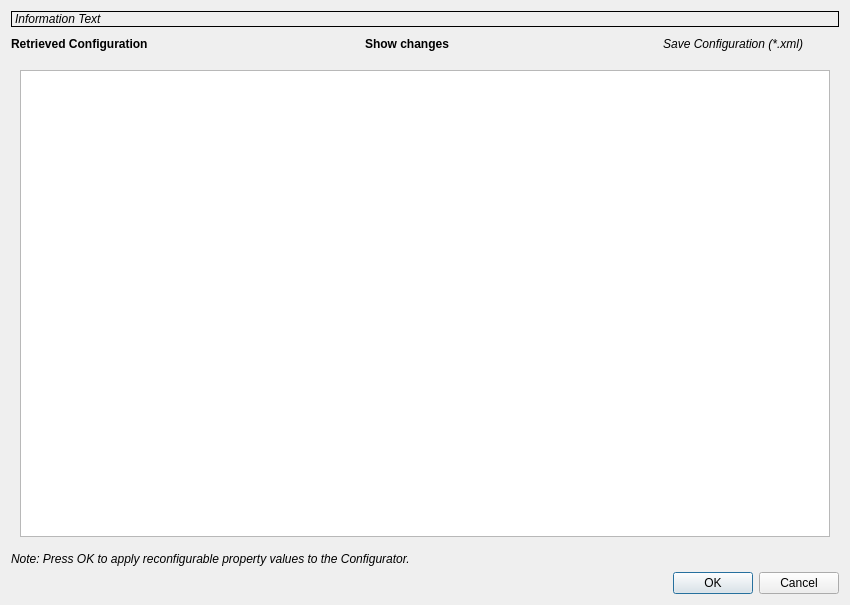
First picture: the form in src/pythonGui/karabogui/dialogs/ui/configuration_preview.ui, repository European-XFEL/Karabo, before the edit.
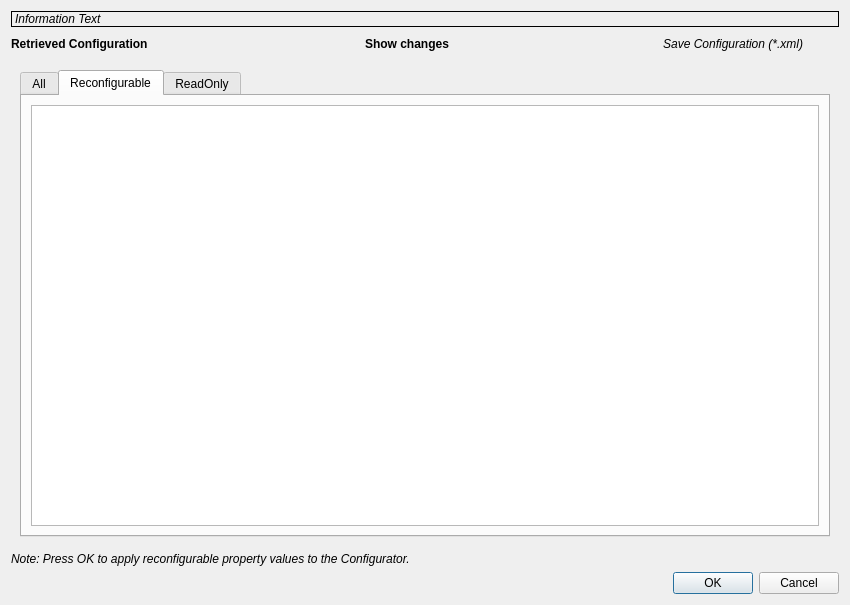
Second picture: the form after the edit. The open tabs and pages were chosen to show the change.

Commit message: feat(GUI): Show read-only and reconfigurable properties on seperate tabs.

```diff
--- a/src/pythonGui/karabogui/dialogs/ui/configuration_preview.ui
+++ b/src/pythonGui/karabogui/dialogs/ui/configuration_preview.ui
@@ -121,10 +121,20 @@
      <property name="currentIndex">
       <number>0</number>
      </property>
-     <widget class="QWidget" name="page">
-      <layout class="QHBoxLayout" name="horizontalLayout">
+     <widget class="QWidget" name="page_1">
+      <layout class="QVBoxLayout" name="verticalLayout_5">
        <item>
-        <widget class="QTextEdit" name="ui_text_info">
+        <widget class="QTabWidget" name="tabWidget">
+         <property name="currentIndex">
+          <number>0</number>
+         </property>
+         <widget class="QWidget" name="All">
+          <attribute name="title">
+           <string>All</string>
+          </attribute>
+          <layout class="QVBoxLayout" name="verticalLayout_12">
+           <item>
+            <widget class="QTextEdit" name="ui_text_info_all">
          <property name="sizePolicy">
           <sizepolicy hsizetype="MinimumExpanding" vsizetype="MinimumExpanding">
            <horstretch>0</horstretch>
@@ -140,6 +150,62 @@
          <property name="readOnly">
           <bool>true</bool>
          </property>
+            </widget>
+           </item>
+          </layout>
+         </widget>
+         <widget class="QWidget" name="Configurable">
+          <attribute name="title">
+           <string>Reconfigurable</string>
+          </attribute>
+          <layout class="QVBoxLayout" name="verticalLayout_6">
+           <item>
+            <widget class="QTextEdit" name="ui_text_info_configurable">
+             <property name="sizePolicy">
+              <sizepolicy hsizetype="MinimumExpanding" vsizetype="MinimumExpanding">
+               <horstretch>0</horstretch>
+               <verstretch>0</verstretch>
+              </sizepolicy>
+             </property>
+             <property name="minimumSize">
+              <size>
+               <width>200</width>
+               <height>0</height>
+              </size>
+             </property>
+             <property name="readOnly">
+              <bool>true</bool>
+             </property>
+            </widget>
+           </item>
+          </layout>
+         </widget>
+         <widget class="QWidget" name="ReadOnly">
+          <attribute name="title">
+           <string>ReadOnly</string>
+          </attribute>
+          <layout class="QVBoxLayout" name="verticalLayout_13">
+           <item>
+            <widget class="QTextEdit" name="ui_text_info_readonly">
+             <property name="sizePolicy">
+              <sizepolicy hsizetype="MinimumExpanding" vsizetype="MinimumExpanding">
+               <horstretch>0</horstretch>
+               <verstretch>0</verstretch>
+              </sizepolicy>
+             </property>
+             <property name="minimumSize">
+              <size>
+               <width>200</width>
+               <height>0</height>
+              </size>
+             </property>
+             <property name="readOnly">
+              <bool>true</bool>
+             </property>
+            </widget>
+           </item>
+          </layout>
+         </widget>
         </widget>
        </item>
       </layout>
```
Left out of the diff: 3 changed lines with no effect on the pictures. Lines whose indentation alone changed are shown as unchanged. The commit also changes 2 other files.
